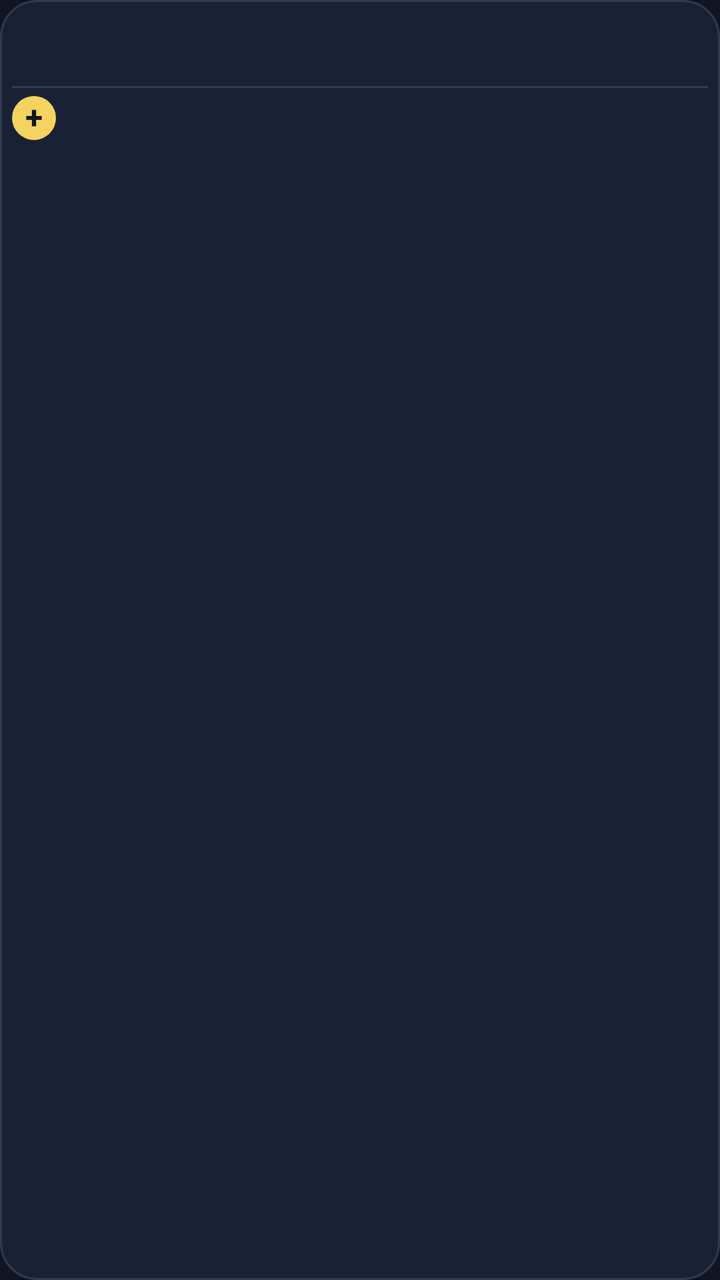
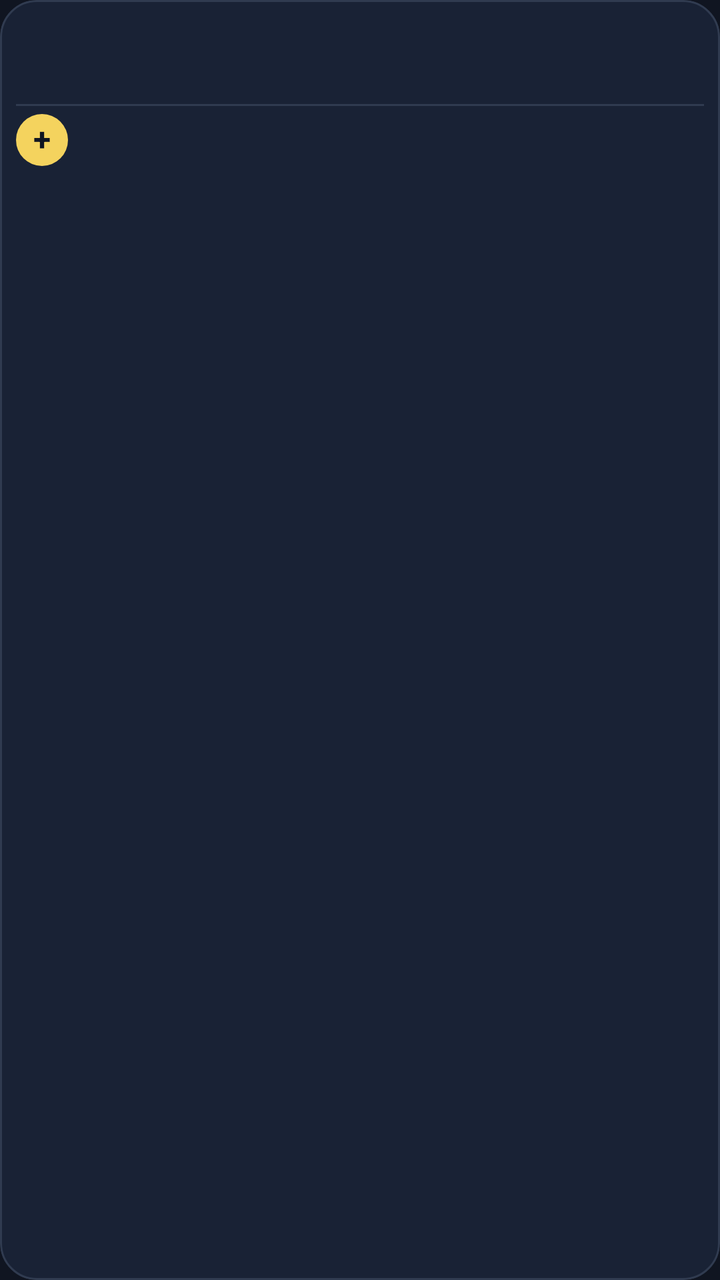

Before-and-after screenshots of an Android layout around one commit, followed by the original layout XML and the change that was made.
<!-- AndroidManifest.xml: application theme Theme.Haji -->
<!-- res/layout/item_product.xml -->
<?xml version="1.0" encoding="utf-8"?>
<LinearLayout xmlns:android="http://schemas.android.com/apk/res/android"
    android:layout_width="match_parent"
    android:layout_height="wrap_content"
    android:layout_margin="3dp"
    android:background="@drawable/bg_card"
    android:clickable="true"
    android:clipToOutline="true"
    android:focusable="true"
    android:foreground="?android:attr/selectableItemBackground"
    android:orientation="vertical"
    android:paddingStart="6dp"
    android:paddingTop="6dp"
    android:paddingEnd="6dp"
    android:paddingBottom="5dp">

    <TextView
        android:id="@+id/tvName"
        android:layout_width="match_parent"
        android:layout_height="wrap_content"
        android:ellipsize="end"
        android:gravity="center"
        android:maxLines="2"
        android:minLines="2"
        android:textColor="@color/text_primary"
        android:textSize="13sp"
        android:textStyle="bold" />

    <View
        android:layout_width="match_parent"
        android:layout_height="1dp"
        android:layout_marginTop="4dp"
        android:background="@color/stroke" />

    <LinearLayout
        android:layout_width="match_parent"
        android:layout_height="wrap_content"
        android:gravity="center_vertical"
        android:orientation="horizontal"
        android:paddingTop="4dp">

        <TextView
            android:id="@+id/tvPrice"
            android:layout_width="0dp"
            android:layout_height="wrap_content"
            android:layout_weight="1"
            android:maxLines="1"
            android:textColor="@color/brand_red"
            android:textSize="13sp"
            android:textStyle="bold" />

        <TextView
            android:layout_width="22dp"
            android:layout_height="22dp"
            android:background="@drawable/bg_circle_red"
            android:gravity="center"
            android:includeFontPadding="false"
            android:text="+"
            android:textColor="@color/brand_navy"
            android:textSize="16sp"
            android:textStyle="bold" />

    </LinearLayout>

</LinearLayout>
<!-- resources referenced by this layout -->
<resources>
  <color name="brand_navy">#101521</color>
  <color name="brand_red">#F4D35E</color>
  <color name="stroke">#303B50</color>
  <color name="text_primary">#F5F7FC</color>
  <!-- drawable bg_card (drawable) -->
  <?xml version="1.0" encoding="utf-8"?>
  <shape xmlns:android="http://schemas.android.com/apk/res/android"
      android:shape="rectangle">
  
      <solid android:color="@color/surface" />
  
      <corners android:radius="18dp" />
  
      <stroke
          android:width="1dp"
          android:color="@color/stroke" />
  
  </shape>
  <!-- drawable bg_circle_red (drawable) -->
  <?xml version="1.0" encoding="utf-8"?>
  <shape xmlns:android="http://schemas.android.com/apk/res/android"
      android:shape="oval">
      <solid android:color="@color/brand_red" />
  </shape>
  <style name="Theme.Haji" parent="Theme.Material3.Light.NoActionBar">
          <item name="colorPrimary">@color/brand_red</item>
          <item name="colorOnPrimary">@color/white</item>
          <item name="colorPrimaryContainer">@color/brand_red_soft</item>
          <item name="colorOnPrimaryContainer">@color/brand_red_dark</item>
          <item name="colorSecondary">@color/brand_red_dark</item>
          <item name="colorOnSecondary">@color/white</item>
          <item name="colorSurface">@color/surface</item>
          <item name="colorOnSurface">@color/text_primary</item>
          <item name="colorError">@color/error</item>
          <item name="android:windowBackground">@color/bg_app</item>
          <item name="android:statusBarColor">@color/brand_red_dark</item>
          <item name="android:navigationBarColor">@color/bg_app</item>
          <item name="android:textColorPrimary">@color/text_primary</item>
          <item name="android:textColorSecondary">@color/text_secondary</item>
          <item name="android:layoutDirection">rtl</item>
          <item name="android:textDirection">rtl</item>
      </style>
  <color name="surface">#192235</color>
  <color name="white">#FFFFFF</color>
  <color name="brand_red_soft">#FFF8D9</color>
  <color name="brand_red_dark">#D9B83F</color>
  <color name="error">#FF6B6B</color>
  <color name="bg_app">#101521</color>
  <color name="text_secondary">#BAC4D5</color>
</resources>

<!-- the commit's change to res/layout/item_product.xml (unified diff, before → after) -->
@@ -9,10 +9,11 @@
     android:focusable="true"
     android:foreground="?android:attr/selectableItemBackground"
     android:orientation="vertical"
-    android:paddingStart="6dp"
-    android:paddingTop="6dp"
-    android:paddingEnd="6dp"
-    android:paddingBottom="5dp">
+    android:minHeight="86dp"
+    android:paddingStart="8dp"
+    android:paddingTop="10dp"
+    android:paddingEnd="8dp"
+    android:paddingBottom="8dp">
 
     <TextView
         android:id="@+id/tvName"
@@ -23,7 +24,7 @@
         android:maxLines="2"
         android:minLines="2"
         android:textColor="@color/text_primary"
-        android:textSize="13sp"
+        android:textSize="15sp"
         android:textStyle="bold" />
 
     <View
@@ -46,12 +47,12 @@
             android:layout_weight="1"
             android:maxLines="1"
             android:textColor="@color/brand_red"
-            android:textSize="13sp"
+            android:textSize="15sp"
             android:textStyle="bold" />
 
         <TextView
-            android:layout_width="22dp"
-            android:layout_height="22dp"
+            android:layout_width="26dp"
+            android:layout_height="26dp"
             android:background="@drawable/bg_circle_red"
             android:gravity="center"
             android:includeFontPadding="false"
